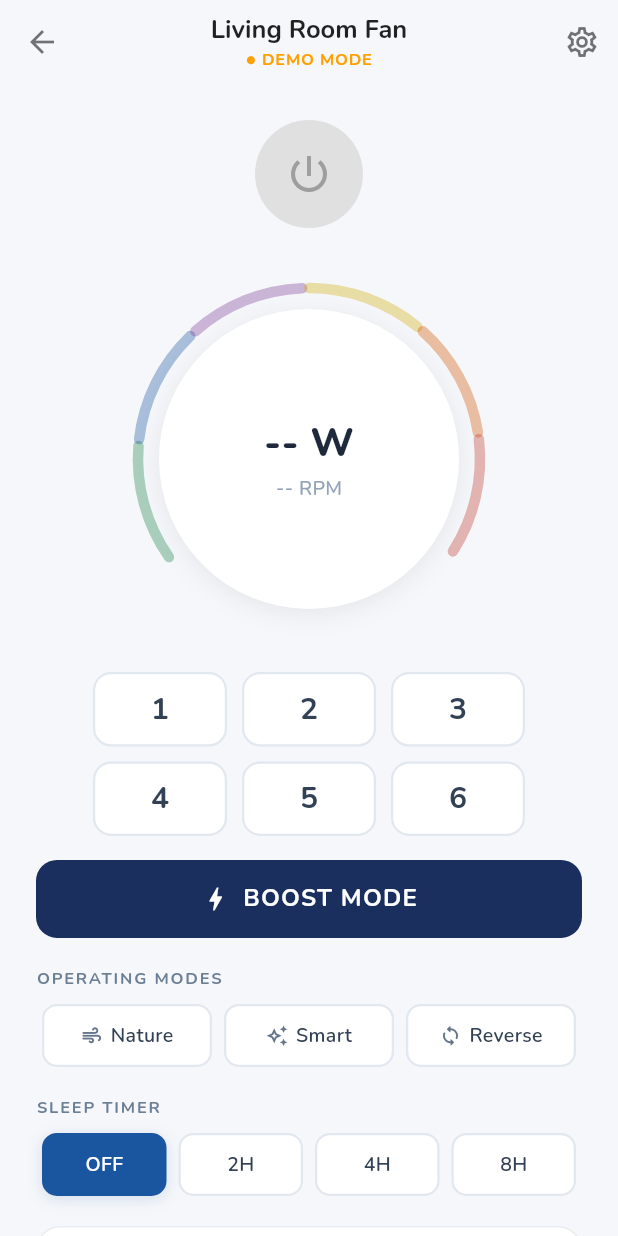
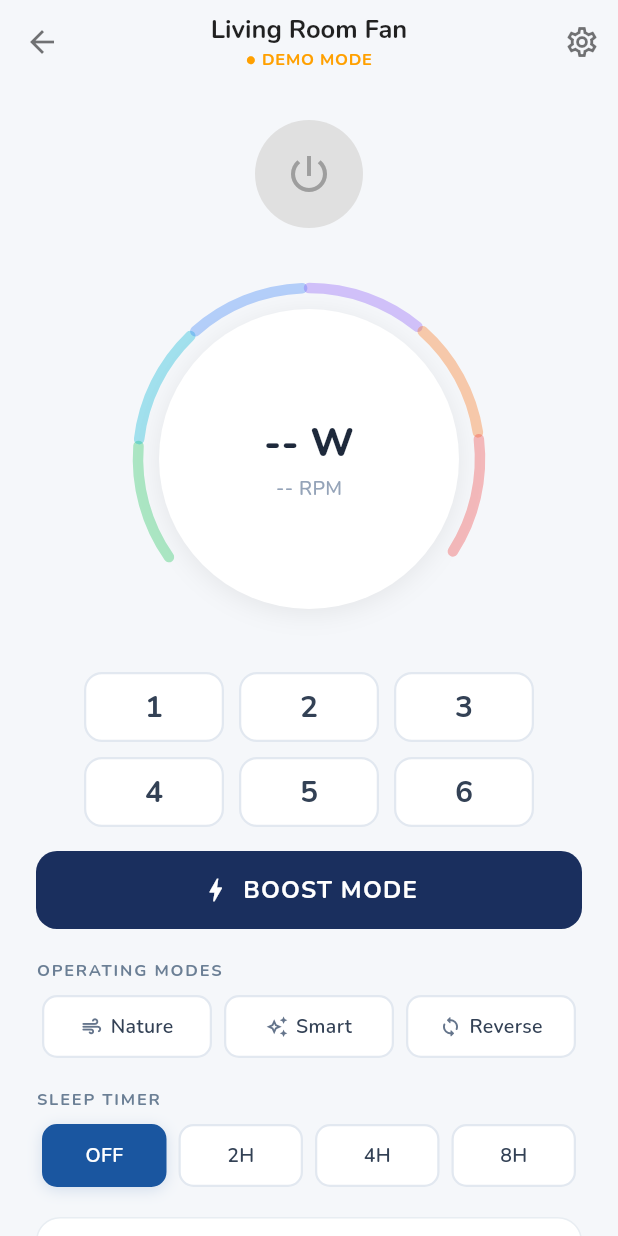
Before and after one commit to austin207/Terraton-BLDC-Fan-BLE-Controller, a Flutter app: the screen it shows after launch, after a tap on "Living Room Fan", on a phone screen of 412 x 824 dp. Run offline on Flutter 3.47's test engine with Material 3 defaults, Android fonts, the phone set to English and light mode, and no system bars; our stand-ins replace file_picker, flutter_blue_plus, flutter_riverpod, go_router, google_fonts, objectbox and 3 more; missing offline and left inert: mobile_scanner; generated files the repository leaves out were written again.

Commit message:
feat: enhance control screen with boost mode functionality and improve splash screen animations

```diff
--- a/terraton_fan_app/lib/features/control/circular_speed_dial.dart
+++ b/terraton_fan_app/lib/features/control/circular_speed_dial.dart
@@ -9,6 +9,7 @@ class CircularSpeedDial extends StatelessWidget {
   final int? watts;
   final int? rpm;
   final bool enabled;
+  final bool isBoost;
   final void Function(int speed) onSpeedSelected;
 
   const CircularSpeedDial({
@@ -17,6 +18,7 @@ class CircularSpeedDial extends StatelessWidget {
     required this.watts,
     required this.rpm,
     required this.enabled,
+    required this.isBoost,
     required this.onSpeedSelected,
   });
 
@@ -41,19 +43,22 @@ class CircularSpeedDial extends StatelessWidget {
                   color: Colors.white,
                   boxShadow: [
                     BoxShadow(
-                      color: Colors.black.withAlpha(18),
-                      blurRadius: 14,
+                      color: isBoost
+                          ? const Color(0xFFFF6600).withAlpha(60)
+                          : Colors.black.withAlpha(18),
+                      blurRadius: isBoost ? 28 : 14,
                       offset: const Offset(0, 3),
                     ),
                   ],
                 ),
               ),
-              // Rainbow arc — gap opens at the BOTTOM
+              // Arc — gap opens at the BOTTOM
               CustomPaint(
                 size: const Size(260, 260),
                 painter: _DecorativeArcPainter(
                   currentSpeed: currentSpeed,
                   enabled: enabled,
+                  isBoost: isBoost,
                 ),
               ),
               // Telemetry text centred in the disc
@@ -65,7 +70,9 @@ class CircularSpeedDial extends StatelessWidget {
                     style: TextStyle(
                       fontSize: 26,
                       fontWeight: FontWeight.w800,
-                      color: enabled ? const Color(0xFF1E293B) : const Color(0xFFCBD5E1),
+                      color: isBoost
+                          ? const Color(0xFFFF6600)
+                          : (enabled ? const Color(0xFF1E293B) : const Color(0xFFCBD5E1)),
                     ),
                   ),
                   const SizedBox(height: 2),
@@ -74,7 +81,9 @@ class CircularSpeedDial extends StatelessWidget {
                     style: TextStyle(
                       fontSize: 13,
                       fontWeight: FontWeight.w500,
-                      color: enabled ? const Color(0xFF94A3B8) : const Color(0xFFE2E8F0),
+                      color: isBoost
+                          ? const Color(0xFFFF8C00).withAlpha(180)
+                          : (enabled ? const Color(0xFF94A3B8) : const Color(0xFFE2E8F0)),
                     ),
                   ),
                 ],
@@ -86,17 +95,17 @@ class CircularSpeedDial extends StatelessWidget {
 
         // ── 3×2 speed button grid ─────────────────────────────────────────────
         SizedBox(
-          width: 288,
+          width: 300,
           child: GridView.count(
             crossAxisCount: 3,
             shrinkWrap: true,
             physics: const NeverScrollableScrollPhysics(),
             crossAxisSpacing: 10,
             mainAxisSpacing: 10,
-            childAspectRatio: 1.8,
+            childAspectRatio: 2.0,
             children: List.generate(6, (i) {
               final speed    = i + 1;
-              final isActive = speed <= currentSpeed;
+              final isActive = speed == currentSpeed; // exclusive single-button selection
               return Semantics(
                 button: true,
                 label: 'Speed $speed',
@@ -147,17 +156,30 @@ class CircularSpeedDial extends StatelessWidget {
 class _DecorativeArcPainter extends CustomPainter {
   final int currentSpeed;
   final bool enabled;
+  final bool isBoost;
 
-  const _DecorativeArcPainter({required this.currentSpeed, required this.enabled});
+  const _DecorativeArcPainter({
+    required this.currentSpeed,
+    required this.enabled,
+    required this.isBoost,
+  });
 
   // Gap centred at the bottom (π/2 = 6 o'clock).
   // Gap width ≈ 110°  →  arc sweeps ≈ 250°
-  // Start at 145° from 3-o'clock (lower-left), sweep clockwise 250°,
-  // end at 35° from 3-o'clock (lower-right). Gap goes from 35° to 145°.
-  static const double _gapDeg   = 110.0;
-  static const double _startAngle = (90 + _gapDeg / 2) * math.pi / 180; // 145°
-  static const double _totalSweep = (360 - _gapDeg)    * math.pi / 180; // 250°
-  static const double _segGap     = 0.04; // radians between segments
+  static const double _gapDeg    = 110.0;
+  static const double _startAngle = (90 + _gapDeg / 2) * math.pi / 180;
+  static const double _totalSweep = (360 - _gapDeg)    * math.pi / 180;
+  static const double _segGap     = 0.04;
+
+  // Energetic warm gradient used when boost is active
+  static const List<Color> _boostColors = [
+    Color(0xFFFFB300),
+    Color(0xFFFF8C00),
+    Color(0xFFFF6600),
+    Color(0xFFFF4500),
+    Color(0xFFFF3300),
+    Color(0xFFDC2626),
+  ];
 
   @override
   void paint(Canvas canvas, Size size) {
@@ -166,10 +188,24 @@ class _DecorativeArcPainter extends CustomPainter {
     final radius   = size.width / 2 - 16;
 
     for (int i = 0; i < 6; i++) {
-      final start     = _startAngle + i * (segAngle + _segGap);
-      final isFilled  = currentSpeed > 0 && i + 1 <= currentSpeed;
-      final baseColor = kSpeedColors[i];
-      final color     = enabled ? baseColor : baseColor.withAlpha(70);
+      final start = _startAngle + i * (segAngle + _segGap);
+
+      Color segColor;
+      bool  isFilled;
+
+      if (isBoost) {
+        isFilled = true;
+        final c  = _boostColors[i];
+        segColor = enabled ? c : c.withAlpha(70);
+      } else {
+        isFilled = currentSpeed > 0 && i + 1 <= currentSpeed; // progressive fill
+        final c  = kSpeedColors[i];
+        if (isFilled) {
+          segColor = enabled ? c : c.withAlpha(70);
+        } else {
+          segColor = c.withAlpha(enabled ? 90 : 40);
+        }
+      }
 
       canvas.drawArc(
         Rect.fromCircle(center: centre, radius: radius),
@@ -180,13 +216,14 @@ class _DecorativeArcPainter extends CustomPainter {
           ..style       = PaintingStyle.stroke
           ..strokeWidth = isFilled ? 13.0 : 7.0
           ..strokeCap   = StrokeCap.round
-          ..color       = isFilled ? color : color.withAlpha(enabled ? 90 : 40),
+          ..color       = segColor,
       );
     }
   }
 
   @override
   bool shouldRepaint(_DecorativeArcPainter old) =>
-      old.currentSpeed != currentSpeed || old.enabled != enabled;
-
+      old.currentSpeed != currentSpeed ||
+      old.enabled != enabled ||
+      old.isBoost != isBoost;
 }
--- a/terraton_fan_app/lib/features/control/control_screen.dart
+++ b/terraton_fan_app/lib/features/control/control_screen.dart
@@ -239,6 +239,7 @@ class _ControlScreenState extends ConsumerState<ControlScreen> {
                     watts: fanState.lastWatts,
                     rpm: fanState.lastRpm,
                     enabled: enabled,
+                    isBoost: fanState.isBoost,
                     onSpeedSelected: (s) => _send(BleFrameBuilder.setSpeed(s)),
                   ),
                 ),
@@ -257,6 +258,13 @@ class _ControlScreenState extends ConsumerState<ControlScreen> {
                   activeMode: fanState.activeMode,
                   enabled: enabled,
                   onMode: (m) {
+                    if (fanState.activeMode == m) {
+                      // Toggle off — no protocol command exists to cancel a mode;
+                      // clear local state so the button deselects visually.
+                      ref.read(activeFanStateProvider(widget.fan.deviceId).notifier)
+                          .updateMode(null);
+                      return;
+                    }
                     final frame = switch (m) {
                       'nature'  => BleFrameBuilder.setNature(),
                       'reverse' => BleFrameBuilder.setReverse(),
@@ -411,7 +419,7 @@ class _PowerButton extends StatelessWidget {
   }
 }
 
-class _BoostButton extends StatelessWidget {
+class _BoostButton extends StatefulWidget {
   final bool isBoost;
   final bool enabled;
   final VoidCallback onBoost;
@@ -423,40 +431,108 @@ class _BoostButton extends StatelessWidget {
   });
 
   @override
+  State<_BoostButton> createState() => _BoostButtonState();
+}
+
+class _BoostButtonState extends State<_BoostButton>
+    with SingleTickerProviderStateMixin {
+  late final AnimationController _pulseCtrl;
+  late final Animation<double> _glow;
+
+  @override
+  void initState() {
+    super.initState();
+    _pulseCtrl = AnimationController(
+      vsync: this,
+      duration: const Duration(milliseconds: 900),
+    );
+    _glow = Tween<double>(begin: 8.0, end: 32.0).animate(
+      CurvedAnimation(parent: _pulseCtrl, curve: Curves.easeInOut),
+    );
+    if (widget.isBoost) _pulseCtrl.repeat(reverse: true);
+  }
+
+  @override
+  void didUpdateWidget(_BoostButton old) {
+    super.didUpdateWidget(old);
+    if (widget.isBoost && !old.isBoost) {
+      _pulseCtrl.repeat(reverse: true);
+    } else if (!widget.isBoost && old.isBoost) {
+      _pulseCtrl.animateTo(0);
+    }
+  }
+
+  @override
+  void dispose() {
+    _pulseCtrl.dispose();
+    super.dispose();
+  }
+
+  @override
   Widget build(BuildContext context) {
     return Semantics(
-      selected: isBoost,
-      child: SizedBox(
+      selected: widget.isBoost,
+      child: AnimatedBuilder(
+        animation: _glow,
+        builder: (context, _) {
+          return GestureDetector(
+            key: const ValueKey('boost_button'),
+            onTap: widget.enabled
+                ? () {
+                    HapticFeedback.lightImpact();
+                    widget.onBoost();
+                  }
+                : null,
+            child: AnimatedContainer(
+              duration: const Duration(milliseconds: 300),
               width: double.infinity,
               height: 52,
-        child: ElevatedButton(
-          onPressed: enabled
-              ? () {
-                  HapticFeedback.lightImpact();
-                  onBoost();
-                }
+              decoration: BoxDecoration(
+                gradient: widget.isBoost && widget.enabled
+                    ? const LinearGradient(
+                        colors: [Color(0xFFFF8C00), Color(0xFFDC2626)],
+                      )
                     : null,
-          style: ElevatedButton.styleFrom(
-            backgroundColor: const Color(0xFF1A2F5E),
-            foregroundColor: Colors.white,
-            disabledBackgroundColor: Colors.grey.shade200,
-            disabledForegroundColor: Colors.grey.shade400,
-            shape: RoundedRectangleBorder(borderRadius: BorderRadius.circular(14)),
-            side: isBoost ? const BorderSide(color: Color(0xFF4A9FE8), width: 2) : null,
-            elevation: isBoost ? 4 : 0,
+                color: widget.isBoost && widget.enabled
+                    ? null
+                    : (widget.enabled
+                        ? const Color(0xFF1A2F5E)
+                        : Colors.grey.shade200),
+                borderRadius: BorderRadius.circular(14),
+                boxShadow: widget.isBoost && widget.enabled
+                    ? [
+                        BoxShadow(
+                          color: const Color(0xFFFF6600).withAlpha(160),
+                          blurRadius: _glow.value,
+                          spreadRadius: 1,
                         ),
-          child: const Row(
+                      ]
+                    : null,
+              ),
+              child: Row(
+                mainAxisAlignment: MainAxisAlignment.center,
                 mainAxisSize: MainAxisSize.min,
                 children: [
-              Icon(Icons.bolt, size: 20),
-              SizedBox(width: 8),
+                  Icon(
+                    Icons.bolt,
+                    size: 20,
+                    color: widget.enabled ? Colors.white : Colors.grey.shade400,
+                  ),
+                  const SizedBox(width: 8),
                   Text(
                     'BOOST MODE',
-                style: TextStyle(fontSize: 16, fontWeight: FontWeight.w700, letterSpacing: 0.8),
+                    style: TextStyle(
+                      fontSize: 16,
+                      fontWeight: FontWeight.w700,
+                      letterSpacing: 0.8,
+                      color: widget.enabled ? Colors.white : Colors.grey.shade400,
+                    ),
                   ),
                 ],
               ),
             ),
+          );
+        },
       ),
     );
   }
--- a/terraton_fan_app/lib/features/splash/splash_screen.dart
+++ b/terraton_fan_app/lib/features/splash/splash_screen.dart
@@ -13,13 +13,27 @@ class SplashScreen extends StatefulWidget {
   State<SplashScreen> createState() => _SplashScreenState();
 }
 
-class _SplashScreenState extends State<SplashScreen> {
+class _SplashScreenState extends State<SplashScreen>
+    with SingleTickerProviderStateMixin {
+  late final AnimationController _dotCtrl;
+
   @override
   void initState() {
     super.initState();
+    _dotCtrl = AnimationController(
+      vsync: this,
+      duration: const Duration(milliseconds: 900),
+    )..repeat();
+
     Future.delayed(const Duration(seconds: 2), () {
       if (mounted) context.go(AppRoutes.home);
     });
+  }
+
+  @override
+  void dispose() {
+    _dotCtrl.dispose();
+    super.dispose();
   }
 
   @override
@@ -75,19 +89,27 @@ class _SplashScreenState extends State<SplashScreen> {
           ),
           Padding(
             padding: const EdgeInsets.only(bottom: 52),
-            child: Row(
+            child: AnimatedBuilder(
+              animation: _dotCtrl,
+              builder: (_, __) {
+                final active = (_dotCtrl.value * 3).floor() % 3;
+                return Row(
                   mainAxisAlignment: MainAxisAlignment.center,
                   children: List.generate(3, (i) {
-                return Container(
-                  width: 8,
+                    final isActive = i == active;
+                    return AnimatedContainer(
+                      duration: const Duration(milliseconds: 150),
+                      width: isActive ? 22 : 8,
                       height: 8,
                       margin: const EdgeInsets.symmetric(horizontal: 4),
                       decoration: BoxDecoration(
-                    color: i == 0 ? kPrimary : Colors.grey.shade300,
-                    shape: BoxShape.circle,
+                        color: isActive ? kPrimary : Colors.grey.shade300,
+                        borderRadius: BorderRadius.circular(4),
                       ),
                     );
                   }),
+                );
+              },
             ),
           ),
         ],
--- a/terraton_fan_app/lib/shared/theme.dart
+++ b/terraton_fan_app/lib/shared/theme.dart
@@ -5,14 +5,13 @@ import 'package:google_fonts/google_fonts.dart';
 const kPrimary    = Color(0xFF1A56A0);
 const kBackground = Color(0xFFF5F7FA);
 
-// Speed segment colours per AC-05-3
 const List<Color> kSpeedColors = [
-  Color(0xFF1E8449), // Speed 1 — Green
-  Color(0xFF1A56A0), // Speed 2 — Blue
-  Color(0xFF7D3C98), // Speed 3 — Violet
-  Color(0xFFD4AC0D), // Speed 4 — Yellow
-  Color(0xFFD35400), // Speed 5 — Orange
-  Color(0xFFC0392B), // Speed 6 — Red
+  Color(0xFF22C55E), // Speed 1 — Green
+  Color(0xFF06B6D4), // Speed 2 — Cyan
+  Color(0xFF3B82F6), // Speed 3 — Blue
+  Color(0xFF8B5CF6), // Speed 4 — Violet
+  Color(0xFFF97316), // Speed 5 — Orange
+  Color(0xFFEF4444), // Speed 6 — Red
 ];
 
 ThemeData buildAppTheme() {
```
Also changed, not shown: terraton_fan_app/assets/icon/icon.png, 12 other files. Lines whose indentation alone changed are shown as unchanged.
